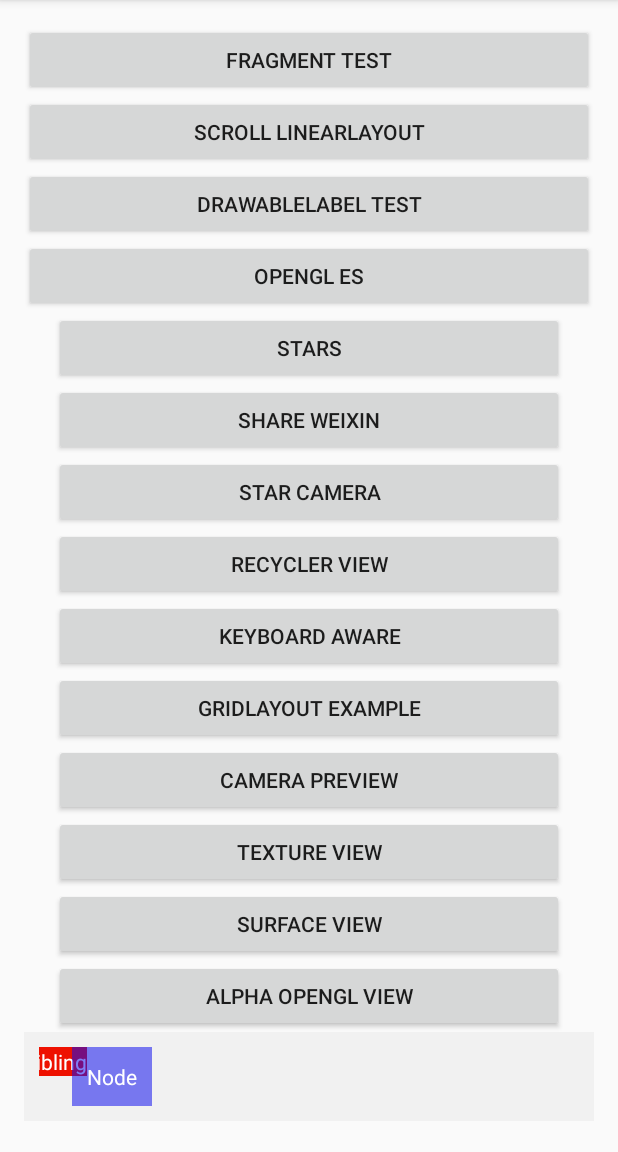
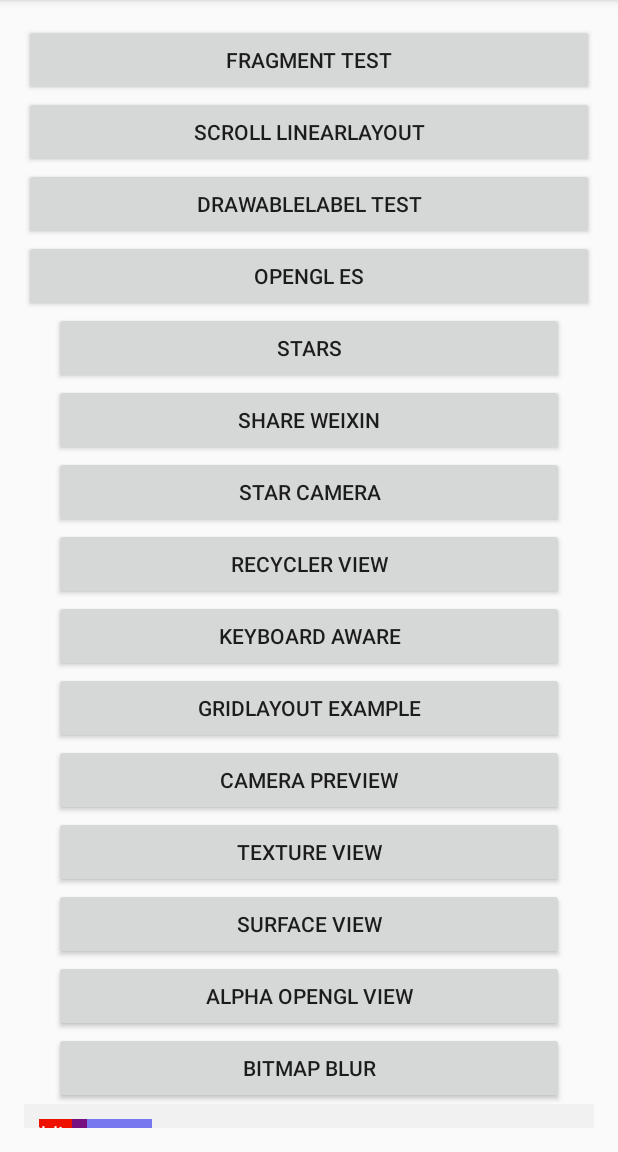
Before and after one commit to alexhilton/MoreEffectiveAndroid, an Android app: the screen it shows after launch (MainActivity), on a phone screen of 412 x 824 dp, the part 84-1236 px from its top. Run offline under Robolectric (Android 15) with nearby library versions, the phone set to English and light mode, and no system bars.

Commit message:
stashing whatever is
Signed-off-by: Alex Hilton <dragonhilton@gmail.com>

```diff
--- a/app/build.gradle
+++ b/app/build.gradle
@@ -2,7 +2,7 @@ apply plugin: 'com.android.application'
 
 android {
     compileSdkVersion 21
-    buildToolsVersion "21.1.2"
+    buildToolsVersion "23.0.3"
 
     defaultConfig {
         applicationId "net.toughcoder.effectiveandroid"
--- a/app/src/main/AndroidManifest.xml
+++ b/app/src/main/AndroidManifest.xml
@@ -75,7 +75,10 @@
             android:label="@string/title_activity_surface_example" />
         <activity
             android:name="net.toughcoder.widget.AlphaOpenGLActivity"
-            android:label="@string/title_activity_alpha_open_gl"></activity>
+            android:label="@string/title_activity_alpha_open_gl" />
+        <activity
+            android:name="net.toughcoder.widget.BitmapBlurTestActivity"
+            android:label="@string/title_activity_bitmap_blur_test"></activity>
     </application>
 
 </manifest>
--- a/app/src/main/java/net/toughcoder/effectiveandroid/MainActivity.java
+++ b/app/src/main/java/net/toughcoder/effectiveandroid/MainActivity.java
@@ -19,6 +19,7 @@ import net.toughcoder.opengl1s.StarActivity;
 import net.toughcoder.opengl2s.OpenGLExampleActivity;
 import net.toughcoder.starcamera.StarCameraActivity;
 import net.toughcoder.widget.AlphaOpenGLActivity;
+import net.toughcoder.widget.BitmapBlurTestActivity;
 import net.toughcoder.widget.GridLayoutExampleActivity;
 import net.toughcoder.widget.RecyclerViewExampleActivity;
 import net.toughcoder.widget.SurfaceExampleActivity;
@@ -160,6 +161,15 @@ public class MainActivity extends ActionBarActivity {
                 startActivity(it);
             }
         });
+        View blur = findViewById(R.id.bitmap_blur);
+        blur.setOnClickListener(new View.OnClickListener() {
+            @Override
+            public void onClick(View v) {
+                Intent it = new Intent(Intent.ACTION_VIEW);
+                it.setClass(getApplicationContext(), BitmapBlurTestActivity.class);
+                startActivity(it);
+            }
+        });
 //      try {
 //        Thread.sleep(10 * 1000);
 //      } catch (InterruptedException e) {
--- a/app/src/main/res/layout/activity_main.xml
+++ b/app/src/main/res/layout/activity_main.xml
@@ -103,6 +103,13 @@
             android:layout_marginRight="20dip"
             android:layout_marginLeft="20dip"
             android:text="Alpha OpenGL View" />
+        <Button android:id="@+id/bitmap_blur"
+            android:layout_width="match_parent"
+            android:layout_height="wrap_content"
+            android:padding="10dip"
+            android:layout_marginRight="20dip"
+            android:layout_marginLeft="20dip"
+            android:text="Bitmap Blur" />
         <RelativeLayout
             android:layout_width="match_parent"
             android:layout_height="wrap_content"
--- a/app/src/main/res/values/strings.xml
+++ b/app/src/main/res/values/strings.xml
@@ -14,5 +14,6 @@
     <string name="title_activity_camera_preview">CameraPreviewActivity</string>
     <string name="title_activity_surface_example">SurfaceExampleActivity</string>
     <string name="title_activity_alpha_open_gl">AlphaOpenGLActivity</string>
+    <string name="title_activity_bitmap_blur_test">BitmapBlurTestActivity</string>
 
 </resources>
```
Also changed, not shown: app/src/main/java/net/toughcoder/widget/BitmapBlurTestActivity.java (added, +37 -0 lines), app/src/main/res/layout/activity_bitmap_blur_test.xml (added, +15 -0 lines), app/src/main/res/raw/kg.jpg (added).
